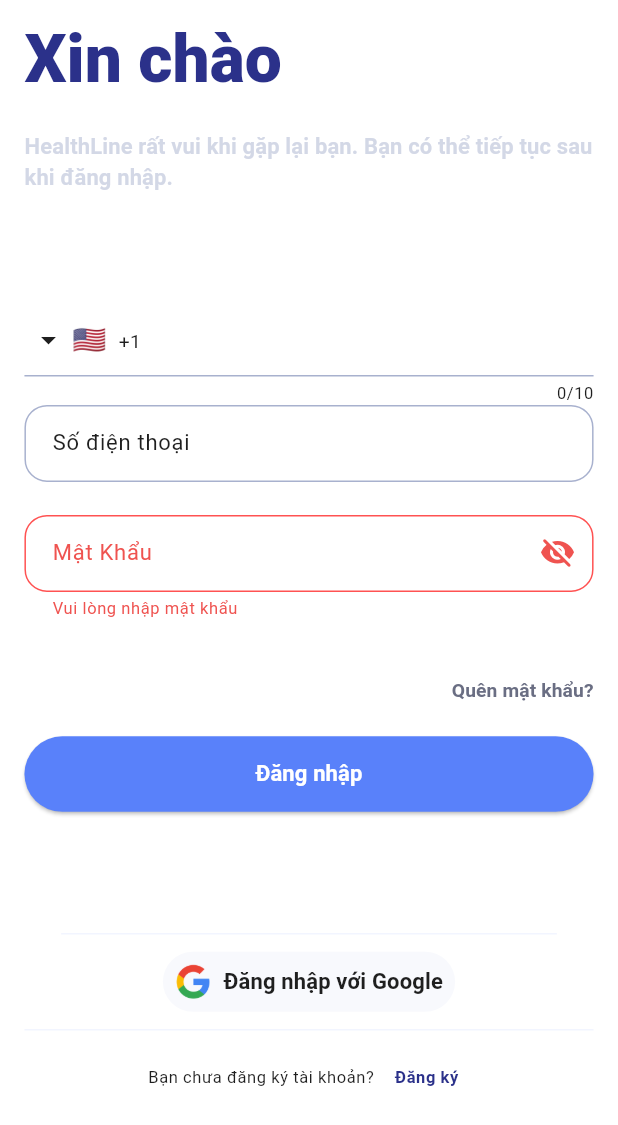
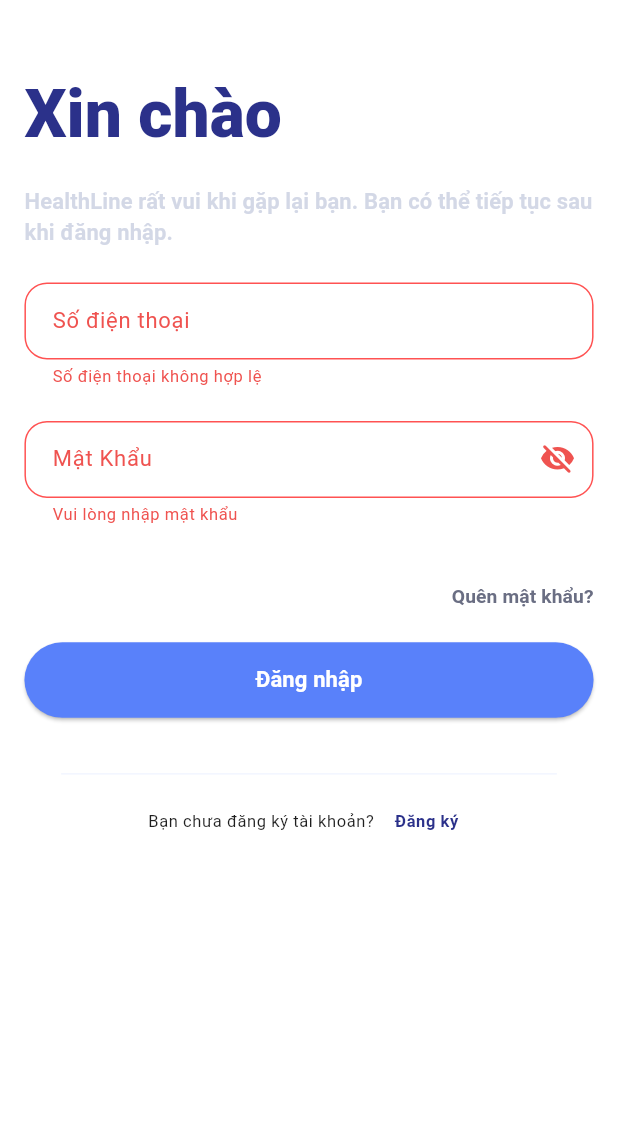
Before and after one commit to TranHuynhTanPhat/Telehealth-Mobile-Application, a Flutter app: the LogInScreen screen opened directly, after a tap on "Đăng nhập", on a phone screen of 412 x 824 dp. Shown: the top 1125 px of the screen. Run offline on Flutter 3.47's test engine with Material 2 defaults, Android fonts, the phone set to English and light mode, and no system bars; drawn by our look-alikes of intl_phone_field; our stand-ins replace bloc, carousel_slider, cookie_jar, device_info_plus, dio, dio_cookie_manager and 17 more; accounts and stored records are empty; network calls fail.

Commit message:
login phone

```diff
--- a/assets/languages/st_vi_vn.json
+++ b/assets/languages/st_vi_vn.json
@@ -63,5 +63,6 @@
   "home":"Nhà",
   "schedule":"Lịch trình",
   "message":"Tin nhắn",
-  "health_info":"Thông tin"
+  "health_info":"Thông tin",
+  "invalid_phone":"Số điện thoại không hợp lệ"
 }
--- a/lib/data/api/services/user_service.dart
+++ b/lib/data/api/services/user_service.dart
@@ -6,6 +6,7 @@ import 'package:healthline/data/api/models/responses/signup_response.dart';
 import 'package:healthline/data/api/services/base_service.dart';
 
 class UserService extends BaseService {
+  ///
   Future<LoginResponse> login(LoginRequest request) async {
     final response = await post(LOG_IN, data: request.toJson());
     return LoginResponse.fromJson(response.data);
@@ -17,8 +18,6 @@ class UserService extends BaseService {
   }
 
   Future<void> refreshToken() async {
-    final response = await post(REFRESH_TOKEN);
-    print(response);
-    // return SignUpResponse.fromJson(response.data);
+    await post(baseUrl + REFRESH_TOKEN);
   }
 }
--- a/lib/data/storage/app_storage.dart
+++ b/lib/data/storage/app_storage.dart
@@ -9,7 +9,7 @@ import 'package:healthline/utils/log_data.dart';
 class AppStorage {
   late SharedPreferences _pref;
   static const USER = "user";
-  static const REFRESHTOKEN = "refresh_token";
+  static const REFRESH_TOKEN = "refresh_token";
 
   static final AppStorage instance = AppStorage._internal();
 
@@ -28,7 +28,7 @@ class AppStorage {
   }
 
   Future<void> saveRefreshToken({required String refresh}) async {
-    _pref.setString(REFRESHTOKEN, refresh);
+    _pref.setString(REFRESH_TOKEN, refresh);
   }
 
   Future<User?> getUser() async {
@@ -43,7 +43,7 @@ class AppStorage {
 
   Future<String?> getRefreshToken() async{
     try{
-      return _pref.getString(REFRESHTOKEN);
+      return _pref.getString(REFRESH_TOKEN);
     }catch(e){
       logPrint(e);
       return null;
@@ -52,6 +52,10 @@ class AppStorage {
 
   clearUser() async {
     _pref.remove(USER);
+  }
+
+  clearRefreshToken() async{
+    _pref.remove(REFRESH_TOKEN);
   }
 
 //   Future<void> saveUserInfo(User user) async {
--- a/lib/main.dart
+++ b/lib/main.dart
@@ -26,7 +26,7 @@ Future<void> main() async {
   await dotenv.load();
   await AppController.instance.init();
 
-  // HttpOverrides.global = MyHttpOverrides();
+  HttpOverrides.global = MyHttpOverrides();
   // Sentry
   await SentryFlutter.init(
     (options) {
--- a/lib/screens/auth/login/components/option.dart
+++ b/lib/screens/auth/login/components/option.dart
@@ -2,7 +2,6 @@ import 'package:flutter/material.dart';
 import 'package:flutter_bloc/flutter_bloc.dart';
 import 'package:healthline/app/cubits/cubit_login/log_in_cubit.dart';
 import 'package:healthline/res/style.dart';
-import 'package:healthline/screens/widgets/google_button_widget.dart';
 
 class OptionLogIn extends StatelessWidget {
   const OptionLogIn({super.key});
@@ -13,16 +12,16 @@ class OptionLogIn extends StatelessWidget {
       children: [
         Padding(
           padding: EdgeInsets.only(
-              top: dimensHeight() * 10,
+              top: dimensHeight() * 4,
               right: dimensWidth() * 3,
               left: dimensWidth() * 3),
           child: const Divider(),
         ),
-        Container(
-          padding: EdgeInsets.symmetric(horizontal: dimensWidth() * 9),
-          child: const GoogleButtonWidget(),
-        ),
-        const Divider(),
+        // Container(
+        //   padding: EdgeInsets.symmetric(horizontal: dimensWidth() * 9),
+        //   child: const GoogleButtonWidget(),
+        // ),
+        // const Divider(),
         Row(
           crossAxisAlignment: CrossAxisAlignment.center,
           mainAxisAlignment: MainAxisAlignment.center,
--- a/lib/screens/auth/login/login_screen.dart
+++ b/lib/screens/auth/login/login_screen.dart
@@ -8,7 +8,7 @@ import 'package:healthline/res/style.dart';
 import 'package:healthline/screens/auth/login/components/exports.dart';
 import 'package:healthline/screens/widgets/elevated_button_widget.dart';
 import 'package:healthline/screens/widgets/text_field_widget.dart';
-import 'package:intl_phone_field/intl_phone_field.dart';
+import 'package:healthline/utils/validate.dart';
 
 class LogInScreen extends StatefulWidget {
   const LogInScreen({super.key});
@@ -55,11 +55,13 @@ class _LogInScreenState extends State<LogInScreen> {
             EasyLoading.dismiss();
             Navigator.pushReplacementNamed(context, mainScreenName);
           } else if (state is LogInErrorActionState) {
-            if (state.message.contains("401")) {
-              EasyLoading.dismiss();
-              EasyLoading.showToast(AppLocalizations.of(context)
-                  .translate("phone_or_password_is_invalid"));
-            }
+            // if (state.message.contains("401")) {
+            //   EasyLoading.dismiss();
+            //   EasyLoading.showToast(AppLocalizations.of(context)
+            //       .translate("phone_or_password_is_invalid"));
+            // }
+            EasyLoading.dismiss();
+            EasyLoading.showToast(state.message);
           }
         },
         child: BlocBuilder<LogInCubit, LogInState>(
@@ -67,16 +69,13 @@ class _LogInScreenState extends State<LogInScreen> {
             return Scaffold(
               body: Padding(
                 padding: EdgeInsets.symmetric(
-                    vertical: dimensHeight() * 2,
+                    vertical: dimensHeight() * 7,
                     horizontal: dimensWidth() * 2),
                 child: ListView(
                   children: [
                     const HeaderLogIn(),
                     SizedBox(
-                      height: dimensHeight() * 10,
-                    ),
-                    IntlPhoneField(controller: _controllerPhone,
-                    languageCode: AppLocalizations.of(context).locale.languageCode,
+                      height: dimensHeight() * 3,
                     ),
                     TextFieldWidget(
                       controller: _controllerPhone,
@@ -137,8 +136,8 @@ class _LogInScreenState extends State<LogInScreen> {
                         text: AppLocalizations.of(context).translate('log_in'),
                         onPressed: () {
                           setState(() {
-                            // errorPhone = Validate()
-                            //     .validatePhone(context, _controllerPhone.text);
+                            errorPhone = Validate()
+                                .validatePhone(context, _controllerPhone.text);
                             errorPassword = _controllerPassword.text.isEmpty
                                 ? AppLocalizations.of(context)
                                     .translate('please_enter_password')
--- a/lib/screens/components/side_menu.dart
+++ b/lib/screens/components/side_menu.dart
@@ -16,6 +16,7 @@ class SideMenu extends StatefulWidget {
 
 class _SideMenuState extends State<SideMenu> {
   final List<Map<String, dynamic>> sideMenus = [
+    // ignore: deprecated_member_use
     {"name": "home", "icon": FontAwesomeIcons.home},
 
     {"name": "setting", "icon": FontAwesomeIcons.gear},
@@ -35,7 +36,7 @@ class _SideMenuState extends State<SideMenu> {
       body: Container(
         width: dimensWidth() * 50,
         height: double.infinity,
-        color: color1F1F1F,
+        color: secondary,
         child: SafeArea(
           child: Column(
             crossAxisAlignment: CrossAxisAlignment.start,
@@ -68,7 +69,7 @@ class _SideMenuState extends State<SideMenu> {
               SideSubMenu(
                 icon: FontAwesomeIcons.arrowRightFromBracket,
                 name: "Log out",
-                color: Colors.red,
+                color: Colors.yellow,
                 press: () {},
               )
             ],
--- a/lib/screens/components/side_menu_title.dart
+++ b/lib/screens/components/side_menu_title.dart
@@ -48,14 +48,14 @@ class SideMenuTile extends StatelessWidget {
               leading: FaIcon(
                 icon,
                 size: dimensIcon()*.8,
-                color: isActive ? color1F1F1F : white,
+                color: isActive ? secondary : white,
               ),
               title: Text(
                 name,
                 style: Theme.of(context)
                     .textTheme
                     .labelLarge
-                    ?.copyWith(color: isActive ? color1F1F1F : white),
+                    ?.copyWith(color: isActive ? secondary : white),
               ),
             ),
           ],
--- a/lib/screens/main/home/home_screen.dart
+++ b/lib/screens/main/home/home_screen.dart
@@ -218,8 +218,8 @@ class _HomeScreenState extends State<HomeScreen> {
               controller: _searchController,
               suffixIcon: IconButton(
                 onPressed: () {
-                  // UserRepository _userRepository = UserRepository();
-                  // _userRepository.refreshToken();
+                  UserRepository _userRepository = UserRepository();
+                  _userRepository.refreshToken();
                 },
                 icon: FaIcon(
                   FontAwesomeIcons.magnifyingGlass,
--- a/lib/screens/main/main_sceen.dart
+++ b/lib/screens/main/main_sceen.dart
@@ -99,7 +99,7 @@ class _MainScreenState extends State<MainScreen>
     return Scaffold(
       resizeToAvoidBottomInset: false,
       extendBody: true,
-      backgroundColor: color1F1F1F,
+      backgroundColor: secondary,
       bottomNavigationBar: Transform.translate(
         offset: Offset(0, dimensWidth() * 12 * animation.value),
         child: Container(
--- a/lib/screens/main/schedule/schedule_screen.dart
+++ b/lib/screens/main/schedule/schedule_screen.dart
@@ -35,7 +35,7 @@ class _ScheduleScreenState extends State<ScheduleScreen> {
             ),
           )
         ],
-        bottom: TabBar(tabs: [
+        bottom: const TabBar(tabs: [
           Tab(
             icon: Icon(Icons.chat_bubble),
             text: "Chats",
@@ -50,7 +50,7 @@ class _ScheduleScreenState extends State<ScheduleScreen> {
           )
         ]),
       ),
-      body: TabBarView(children: [],),
+      body: const TabBarView(children: [],),
     );
   }
 }
--- a/lib/utils/validate.dart
+++ b/lib/utils/validate.dart
@@ -11,7 +11,6 @@ class Validate {
         r'[0-9]|[1-9]?[0-9])|[a-z0-9-]*[a-z0-9]:(?:[\x01-\x08\x0b\x0c\x0e-\x1f\'
         r'x21-\x5a\x53-\x7f]|\\[\x01-\x09\x0b\x0c\x0e-\x7f])+)\])';
     final regex = RegExp(pattern);
-
 
     return value!.isEmpty
         ? AppLocalizations.of(context).translate("please_enter_email")
@@ -76,4 +75,17 @@ class Validate {
 //   .{8,}             // Must be at least 8 characters in length
 // $
   }
+
+  String? validatePhone(BuildContext context, String phone) {
+    RegExp uppercase = RegExp(r'^(?=.*[A-Z])');
+    RegExp lowercase = RegExp(r'^(?=.*[a-z])');
+    RegExp special = RegExp(r'^(?=.*?[!@#\$&*~])');
+    if (uppercase.hasMatch(phone) ||
+        lowercase.hasMatch(phone) ||
+        special.hasMatch(phone) ||
+        phone.length != 10) {
+      return AppLocalizations.of(context).translate("invalid_phone");
+    }
+    return null;
+  }
 }
--- a/pubspec.yaml
+++ b/pubspec.yaml
@@ -55,7 +55,6 @@ dependencies:
   hive_generator: ^2.0.1
   hydrated_bloc: ^9.1.2
   intl: ^0.18.1
-  intl_phone_field: ^3.2.0
   jwt_decoder: ^2.0.1
   lottie: ^2.6.0
   package_info_plus: ^4.1.0
```
Also changed, not shown: assets/languages/st_en_us.json (+15 -14 lines), lib/data/api/api_constants.dart (+5 -3 lines), lib/data/api/rest_client.dart (+42 -33 lines), lib/data/api/services/base_service.dart (+9 -6 lines), lib/screens/auth/signup/components/option.dart (+5 -6 lines), lib/screens/auth/signup/signup_screen.dart (+12 -10 lines), pubspec.lock.
